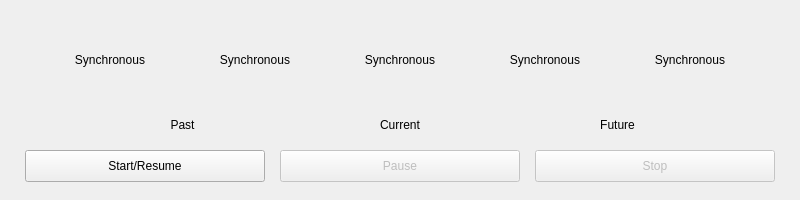
fcbg-platforms/eeg-cardio-audio-sleep, file cardio_audio_sleep/commands/gui.ui: the form before one commit.
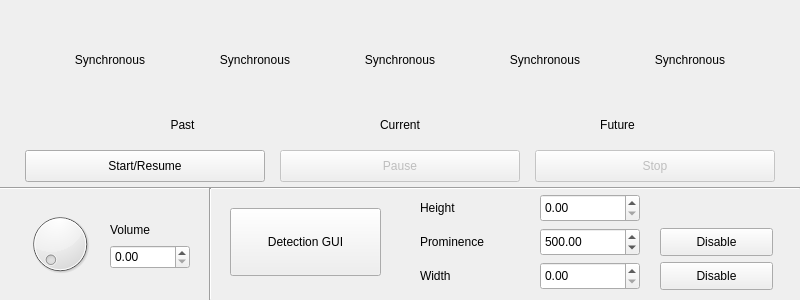
The form after the commit.

Diff of the .ui file:
```diff
--- a/cardio_audio_sleep/commands/gui.ui
+++ b/cardio_audio_sleep/commands/gui.ui
@@ -7,9 +7,15 @@
     <x>0</x>
     <y>0</y>
     <width>800</width>
-    <height>200</height>
+    <height>300</height>
    </rect>
   </property>
+  <property name="sizePolicy">
+   <sizepolicy hsizetype="Fixed" vsizetype="Fixed">
+    <horstretch>0</horstretch>
+    <verstretch>0</verstretch>
+   </sizepolicy>
+  </property>
   <property name="contextMenuPolicy">
    <enum>Qt::NoContextMenu</enum>
   </property>
@@ -211,6 +217,278 @@
      <set>Qt::AlignCenter</set>
     </property>
    </widget>
+   <widget class="QDoubleSpinBox" name="doubleSpinBox_height">
+    <property name="geometry">
+     <rect>
+      <x>540</x>
+      <y>194</y>
+      <width>100</width>
+      <height>28</height>
+     </rect>
+    </property>
+    <property name="sizePolicy">
+     <sizepolicy hsizetype="Fixed" vsizetype="Fixed">
+      <horstretch>0</horstretch>
+      <verstretch>0</verstretch>
+     </sizepolicy>
+    </property>
+   </widget>
+   <widget class="QPushButton" name="pushButton_prominence">
+    <property name="geometry">
+     <rect>
+      <x>660</x>
+      <y>228</y>
+      <width>113</width>
+      <height>28</height>
+     </rect>
+    </property>
+    <property name="sizePolicy">
+     <sizepolicy hsizetype="Fixed" vsizetype="Fixed">
+      <horstretch>0</horstretch>
+      <verstretch>0</verstretch>
+     </sizepolicy>
+    </property>
+    <property name="text">
+     <string>Disable</string>
+    </property>
+   </widget>
+   <widget class="QPushButton" name="pushButton_width">
+    <property name="geometry">
+     <rect>
+      <x>660</x>
+      <y>262</y>
+      <width>113</width>
+      <height>28</height>
+     </rect>
+    </property>
+    <property name="sizePolicy">
+     <sizepolicy hsizetype="Fixed" vsizetype="Fixed">
+      <horstretch>0</horstretch>
+      <verstretch>0</verstretch>
+     </sizepolicy>
+    </property>
+    <property name="text">
+     <string>Disable</string>
+    </property>
+   </widget>
+   <widget class="QDoubleSpinBox" name="doubleSpinBox_prominence">
+    <property name="geometry">
+     <rect>
+      <x>540</x>
+      <y>228</y>
+      <width>100</width>
+      <height>28</height>
+     </rect>
+    </property>
+    <property name="sizePolicy">
+     <sizepolicy hsizetype="Fixed" vsizetype="Fixed">
+      <horstretch>0</horstretch>
+      <verstretch>0</verstretch>
+     </sizepolicy>
+    </property>
+    <property name="decimals">
+     <number>2</number>
+    </property>
+    <property name="minimum">
+     <double>400.000000000000000</double>
+    </property>
+    <property name="maximum">
+     <double>3000.000000000000000</double>
+    </property>
+    <property name="singleStep">
+     <double>25.000000000000000</double>
+    </property>
+    <property name="value">
+     <double>500.000000000000000</double>
+    </property>
+   </widget>
+   <widget class="QDoubleSpinBox" name="doubleSpinBox_width">
+    <property name="geometry">
+     <rect>
+      <x>540</x>
+      <y>262</y>
+      <width>100</width>
+      <height>28</height>
+     </rect>
+    </property>
+    <property name="sizePolicy">
+     <sizepolicy hsizetype="Fixed" vsizetype="Fixed">
+      <horstretch>0</horstretch>
+      <verstretch>0</verstretch>
+     </sizepolicy>
+    </property>
+   </widget>
+   <widget class="QLabel" name="height">
+    <property name="geometry">
+     <rect>
+      <x>420</x>
+      <y>194</y>
+      <width>120</width>
+      <height>28</height>
+     </rect>
+    </property>
+    <property name="sizePolicy">
+     <sizepolicy hsizetype="Fixed" vsizetype="Fixed">
+      <horstretch>0</horstretch>
+      <verstretch>0</verstretch>
+     </sizepolicy>
+    </property>
+    <property name="text">
+     <string>Height</string>
+    </property>
+   </widget>
+   <widget class="QLabel" name="prominence">
+    <property name="geometry">
+     <rect>
+      <x>420</x>
+      <y>228</y>
+      <width>120</width>
+      <height>28</height>
+     </rect>
+    </property>
+    <property name="sizePolicy">
+     <sizepolicy hsizetype="Fixed" vsizetype="Fixed">
+      <horstretch>0</horstretch>
+      <verstretch>0</verstretch>
+     </sizepolicy>
+    </property>
+    <property name="text">
+     <string>Prominence</string>
+    </property>
+   </widget>
+   <widget class="QLabel" name="width">
+    <property name="geometry">
+     <rect>
+      <x>420</x>
+      <y>262</y>
+      <width>120</width>
+      <height>28</height>
+     </rect>
+    </property>
+    <property name="sizePolicy">
+     <sizepolicy hsizetype="Fixed" vsizetype="Fixed">
+      <horstretch>0</horstretch>
+      <verstretch>0</verstretch>
+     </sizepolicy>
+    </property>
+    <property name="text">
+     <string>Width</string>
+    </property>
+   </widget>
+   <widget class="Line" name="line">
+    <property name="geometry">
+     <rect>
+      <x>0</x>
+      <y>178</y>
+      <width>800</width>
+      <height>20</height>
+     </rect>
+    </property>
+    <property name="sizePolicy">
+     <sizepolicy hsizetype="Fixed" vsizetype="Fixed">
+      <horstretch>0</horstretch>
+      <verstretch>0</verstretch>
+     </sizepolicy>
+    </property>
+    <property name="orientation">
+     <enum>Qt::Horizontal</enum>
+    </property>
+   </widget>
+   <widget class="QPushButton" name="pushButton_detection_gui">
+    <property name="geometry">
+     <rect>
+      <x>230</x>
+      <y>208</y>
+      <width>151</width>
+      <height>68</height>
+     </rect>
+    </property>
+    <property name="sizePolicy">
+     <sizepolicy hsizetype="Fixed" vsizetype="Fixed">
+      <horstretch>0</horstretch>
+      <verstretch>0</verstretch>
+     </sizepolicy>
+    </property>
+    <property name="text">
+     <string>Detection GUI</string>
+    </property>
+   </widget>
+   <widget class="QDial" name="dial_volume">
+    <property name="geometry">
+     <rect>
+      <x>25</x>
+      <y>210</y>
+      <width>70</width>
+      <height>68</height>
+     </rect>
+    </property>
+    <property name="sizePolicy">
+     <sizepolicy hsizetype="Fixed" vsizetype="Fixed">
+      <horstretch>0</horstretch>
+      <verstretch>0</verstretch>
+     </sizepolicy>
+    </property>
+    <property name="maximum">
+     <number>100</number>
+    </property>
+   </widget>
+   <widget class="Line" name="line_2">
+    <property name="geometry">
+     <rect>
+      <x>200</x>
+      <y>188</y>
+      <width>20</width>
+      <height>112</height>
+     </rect>
+    </property>
+    <property name="sizePolicy">
+     <sizepolicy hsizetype="Fixed" vsizetype="Fixed">
+      <horstretch>0</horstretch>
+      <verstretch>0</verstretch>
+     </sizepolicy>
+    </property>
+    <property name="orientation">
+     <enum>Qt::Vertical</enum>
+    </property>
+   </widget>
+   <widget class="QLabel" name="volume">
+    <property name="geometry">
+     <rect>
+      <x>110</x>
+      <y>215</y>
+      <width>60</width>
+      <height>30</height>
+     </rect>
+    </property>
+    <property name="sizePolicy">
+     <sizepolicy hsizetype="Fixed" vsizetype="Fixed">
+      <horstretch>0</horstretch>
+      <verstretch>0</verstretch>
+     </sizepolicy>
+    </property>
+    <property name="text">
+     <string>Volume</string>
+    </property>
+   </widget>
+   <widget class="QDoubleSpinBox" name="doubleSpinBox_volume">
+    <property name="geometry">
+     <rect>
+      <x>110</x>
+      <y>245</y>
+      <width>80</width>
+      <height>24</height>
+     </rect>
+    </property>
+    <property name="sizePolicy">
+     <sizepolicy hsizetype="Fixed" vsizetype="Fixed">
+      <horstretch>0</horstretch>
+      <verstretch>0</verstretch>
+     </sizepolicy>
+    </property>
+    <property name="maximum">
+     <double>100.000000000000000</double>
+    </property>
+   </widget>
   </widget>
  </widget>
  <resources/>
```
Left out of the diff: 62 changed lines with no effect on the pictures.
